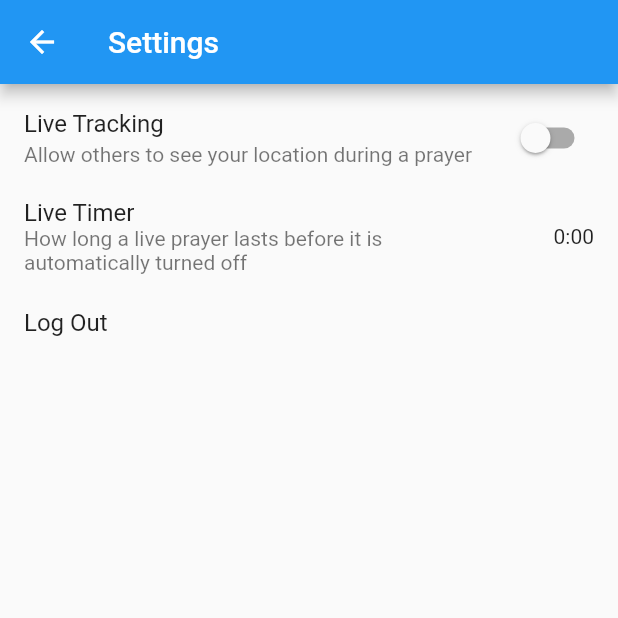
After one commit to lucaszcai/project_prayer, a Flutter app: the SettingsPage screen opened directly, on a phone screen of 412 x 824 dp, the top half of it. The commit adds this screen. Run offline on Flutter 3.47's test engine with Material 2 defaults, Android fonts, the phone set to English and light mode, and no system bars; our stand-ins replace cloud_firestore, curved_navigation_bar, firebase_auth, flutter_svg, geolocator, google_maps_flutter and 2 more; accounts and stored records are empty; project files that could hold a hidden picture were left out.

Commit message:
live marker timer

```diff
--- /dev/null
+++ b/lib/models/User.dart
@@ -0,0 +1,46 @@
+import 'package:cloud_firestore/cloud_firestore.dart';
+
+class User {
+
+  String email;
+  bool live;
+  String name;
+  int liveMinutes;
+  int liveSeconds;
+  bool showLive;
+  String uid;
+
+  DocumentReference reference;
+
+  User({this.email, this.live, this.name, this.liveMinutes, this.liveSeconds, this.showLive, this.uid, this.reference});
+
+  factory User.fromSnapshot(DocumentSnapshot snapshot) {
+    User user = User.fromJson(snapshot.data);
+    user.reference = snapshot.reference;
+    return user;
+  }
+
+  factory User.fromJson(Map<String, dynamic> json) {
+    return User(
+      email: json['email'] as String,
+      live: json['live'] as bool,
+      name: json['name'] as String,
+      liveMinutes: json['liveMinutes'] as int,
+      liveSeconds: json['liveSeconds'] as int,
+      showLive: json['showLive'] as bool,
+      uid: json['uid'] as String,
+    );
+  }
+
+  Map<String, dynamic> toJson() => userToJson(this);
+
+  userToJson(User instance) => <String, dynamic> {
+    'email': instance.email,
+    'live': instance.live,
+    'name': instance.name,
+    'liveMinutes': instance.liveMinutes,
+    'liveSeconds': instance.liveSeconds,
+    'showLive': instance.showLive,
+    'uid': instance.uid,
+  };
+}
--- /dev/null
+++ b/lib/screens/settings_page.dart
@@ -0,0 +1,134 @@
+import 'dart:async';
+
+import 'package:cloud_firestore/cloud_firestore.dart';
+import 'package:flutter/material.dart';
+import 'package:firebase_auth/firebase_auth.dart';
+import 'package:numberpicker/numberpicker.dart';
+import 'package:adopt_a_street/models/User.dart';
+
+class SettingsPage extends StatefulWidget {
+  @override
+  _SettingsPageState createState() => _SettingsPageState();
+}
+
+class _SettingsPageState extends State<SettingsPage> {
+  User currentUser;
+
+  @override
+  void initState() {
+    super.initState();
+    getSettings();
+  }
+
+  //Refresh user settings
+  getSettings() async {
+    FirebaseUser user = await FirebaseAuth.instance.currentUser();
+    Firestore.instance
+        .collection('users')
+        .document(user.uid)
+        .snapshots()
+        .listen((updatedUser) {
+      print('new');
+      setState(() {
+        currentUser = User.fromSnapshot(updatedUser);
+      });
+    });
+  }
+
+  //Update user settings for live tracking
+  updateCurrentUserLive(bool value) {
+    currentUser.reference.updateData({
+      'showLive': value,
+    });
+  }
+
+  //Update user settings for live prayer length
+  updateCurrentUserTime(int liveMinutes, int liveSeconds) {
+    currentUser.reference.updateData({
+      'liveMinutes': liveMinutes,
+      'liveSeconds': liveSeconds,
+    });
+  }
+
+  @override
+  Widget build(BuildContext context) {
+    if (currentUser == null) {
+      return Scaffold(
+        body: Center(
+          child: CircularProgressIndicator(),
+        ),
+      );
+    } else {
+      return Scaffold(
+        appBar: AppBar(
+          leading: IconButton(
+            icon: Icon(Icons.arrow_back),
+            onPressed: () {
+              Navigator.pop(context);
+            },
+          ),
+          title: Text('Settings'),
+        ),
+        body: Scaffold(
+            body: ListView(
+          children: [
+            SwitchListTile(
+              title: Text('Live Tracking'),
+              subtitle:
+                  Text('Allow others to see your location during a prayer'),
+              value: currentUser.showLive,
+              onChanged: (value) {
+                updateCurrentUserLive(value);
+              },
+            ),
+            ListTile(
+              title: Text('Live Timer'),
+              subtitle: Text(
+                  'How long a live prayer lasts before it is automatically turned off'),
+              trailing: SizedBox(
+                width: 100,
+                child: Align(
+                  alignment: Alignment.centerRight,
+                  child: GestureDetector(
+                    onTap: () async {
+                      double receivedTime = await showDialog(
+                          context: context,
+                          builder: (BuildContext context) {
+                            return NumberPickerDialog.decimal(
+                              minValue: 0,
+                              maxValue: 60,
+                              initialDoubleValue: currentUser.liveMinutes +
+                                  currentUser.liveSeconds / 10,
+                              title: Text('Choose a new time'),
+                            );
+                          });
+                      if (receivedTime != null) {
+                        int updatedMinutes = receivedTime.floor();
+                        int updatedSeconds =
+                            ((receivedTime - receivedTime.floor()) * 10)
+                                .round();
+                        updateCurrentUserTime(updatedMinutes, updatedSeconds);
+                      }
+                      print('Received: ' + receivedTime.toString());
+                    },
+                    child: Text(currentUser.liveMinutes.toString() +
+                        ":0" +
+                        currentUser.liveSeconds.toString()),
+                  ),
+                ),
+              ),
+            ),
+            ListTile(
+              title: Text('Log Out'),
+              onTap: () {
+                FirebaseAuth.instance.signOut();
+                Navigator.of(context).pushNamedAndRemoveUntil(
+                    '/login', (Route<dynamic> route) => false);
+              },
+            )
+          ],
+        )),
+      );
+    }
+  }
+}
--- a/pubspec.yaml
+++ b/pubspec.yaml
@@ -31,6 +31,7 @@ dependencies:
   curved_navigation_bar: ^0.3.2
   http: ^0.12.1
   flutter_svg: ^0.17.4
+  numberpicker: ^1.2.0
 
 dev_dependencies:
   flutter_test:
```
Also changed, not shown: lib/helpers/live_isolate.dart (added, +58 -0 lines), lib/main.dart (+8 -10 lines), lib/screens/map_page.dart (+85 -65 lines), lib/screens/signup_screen.dart (+27 -16 lines), pubspec.lock.
